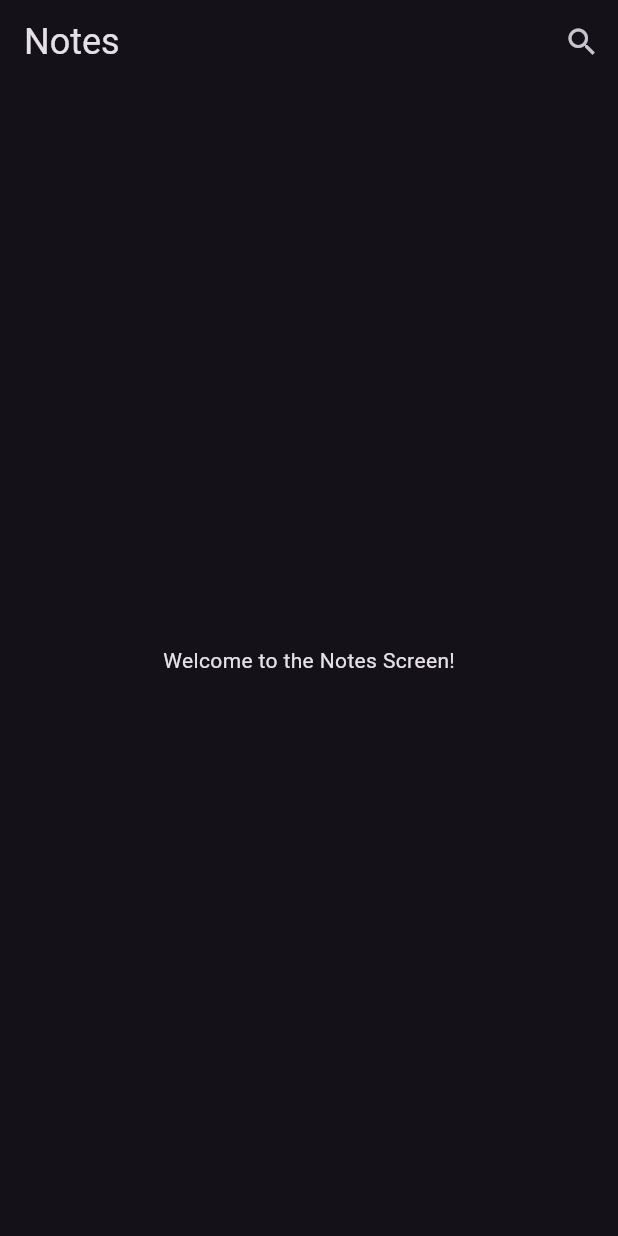
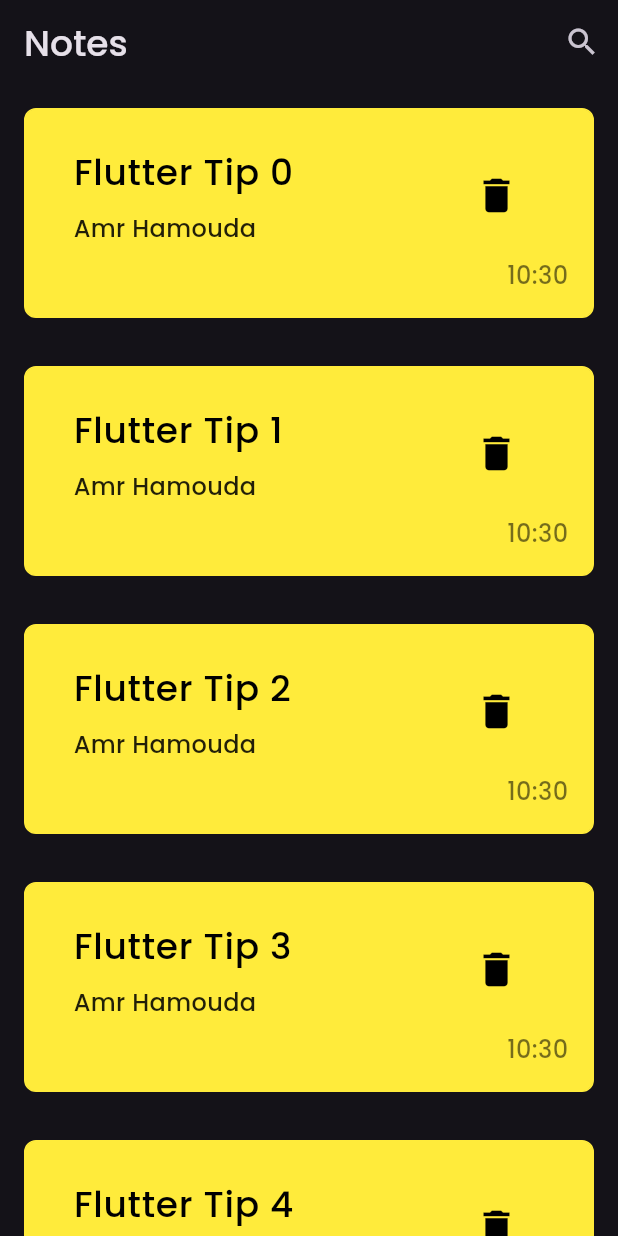
Before and after one commit to amro3z/note_hive, a Flutter app: the screen it shows after launch, on a phone screen of 412 x 824 dp. Run offline on Flutter 3.47's test engine with Material 3 defaults, Android fonts, the phone set to English and light mode, and no system bars.

Commit message:
Refactor NoteItem, disable AppBar scroll effect, add fonts, use ListView.builder

```diff
--- /dev/null
+++ b/lib/helper/noteItem.dart
@@ -0,0 +1,73 @@
+import 'package:flutter/material.dart';
+
+class NoteItem extends StatelessWidget {
+  const NoteItem({
+    super.key,
+    required this.title,
+    required this.subtitle,
+    required this.time,
+    required this.icon,
+  });
+  final String title;
+  final String subtitle;
+  final DateTime time;
+  final IconData icon;
+  @override
+  Widget build(BuildContext context) {
+    return Padding(
+      padding: const EdgeInsets.all(16.0),
+      child: Container(
+        padding: const EdgeInsets.all(16.0),
+        decoration: BoxDecoration(
+          color: Colors.yellow,
+          border: Border.all(color: Colors.yellow, width: 1),
+          borderRadius: BorderRadius.circular(8),
+        ),
+        child: Column(
+          children: [
+            ListTile(
+              title: Text(
+                title,
+                style: TextStyle(
+                  fontSize: 24,
+                  color: Colors.black,
+                  fontFamily: 'Poppins',
+                  fontWeight: FontWeight.w500,
+                ),
+              ),
+              subtitle: Padding(
+                padding: const EdgeInsets.only(top: 8.0),
+                child: Text(
+                  subtitle,
+                  style: TextStyle(
+                    fontSize: 16,
+                    color: Colors.black87,
+                    fontFamily: 'Poppins',
+                    fontWeight: FontWeight.w500,
+                  ),
+                ),
+              ),
+              trailing: IconButton(
+                onPressed: () {},
+                icon: Icon(icon, color: Colors.black, size: 30),
+              ),
+            ),
+            Align(
+              alignment: Alignment.centerRight,
+              child: Text(
+                textAlign: TextAlign.right,
+                "${time.hour}:${time.minute}",
+                style: TextStyle(
+                  fontSize: 16,
+                  color: Colors.black54,
+                  fontFamily: 'Poppins',
+                  fontWeight: FontWeight.w500,
+                ),
+              ),
+            ),
+          ],
+        ),
+      ),
+    );
+  }
+}
--- a/lib/screens/home.dart
+++ b/lib/screens/home.dart
@@ -1,4 +1,5 @@
 import 'package:flutter/material.dart';
+import 'package:note_hive/helper/noteItem.dart';
 
 class HomeScreen extends StatelessWidget {
   const HomeScreen({super.key});
@@ -7,19 +8,38 @@ class HomeScreen extends StatelessWidget {
   Widget build(BuildContext context) {
     return Scaffold(
       appBar: AppBar(
-        title: const Text('Notes' , style: TextStyle(fontSize: 24) ,
+        scrolledUnderElevation: 0,
+        elevation: 0,
+        backgroundColor: Colors.transparent,
+        title: const Text(
+          'Notes',
+          style: TextStyle(
+            fontSize: 24,
+            fontFamily: 'Poppins',
+            fontWeight: FontWeight.w500,
+          ),
         ),
         actions: [
           IconButton(
-            icon: const Icon(Icons.search),
+            icon: const Icon(Icons.search ,),
             onPressed: () {
               // Action for adding a new note
             },
           ),
         ],
       ),
-      body: const Center(
-        child: Text('Welcome to the Notes Screen!'),
+      body: Center(
+        child: ListView.builder(
+          itemCount: 10,
+          itemBuilder: (context, index) {
+            return NoteItem(
+              title: 'Flutter Tip $index',
+              subtitle: 'Amr Hamouda',
+              time: DateTime.now(),
+              icon: Icons.delete,
+            );
+          },
+        ),
       ),
     );
   }
```
Also changed, not shown: pubspec.yaml (+6 -6 lines), fonts/Poppins-Bold.ttf (added), fonts/Poppins-Medium.ttf (added), fonts/Poppins-Regular.ttf (added).
